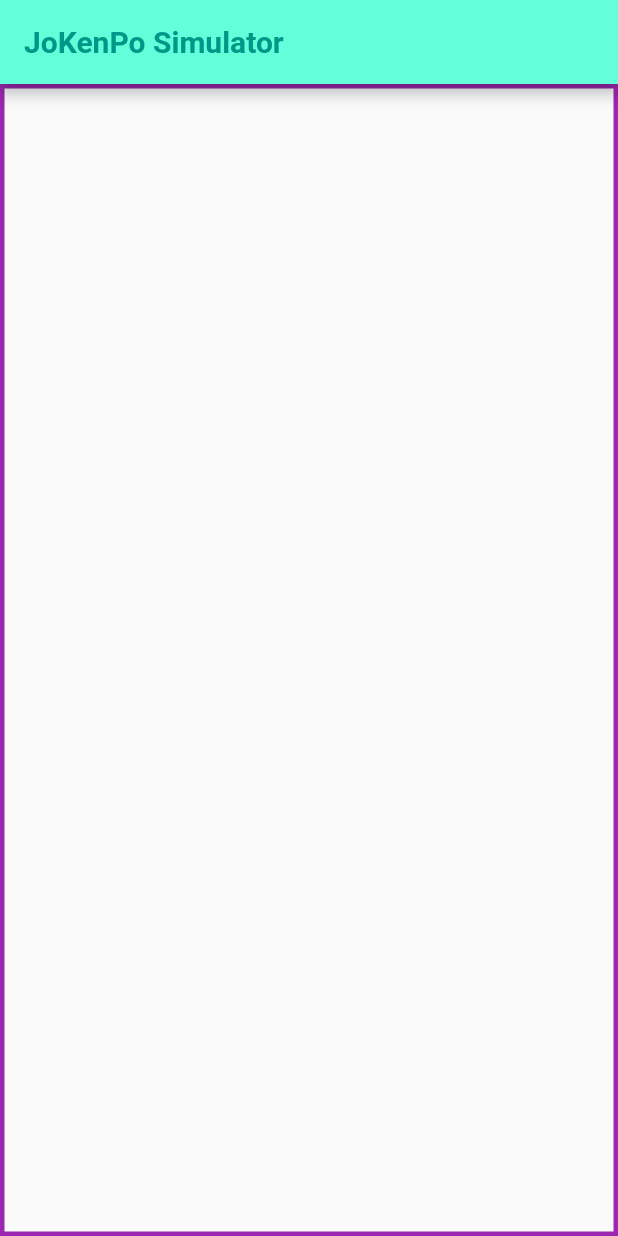
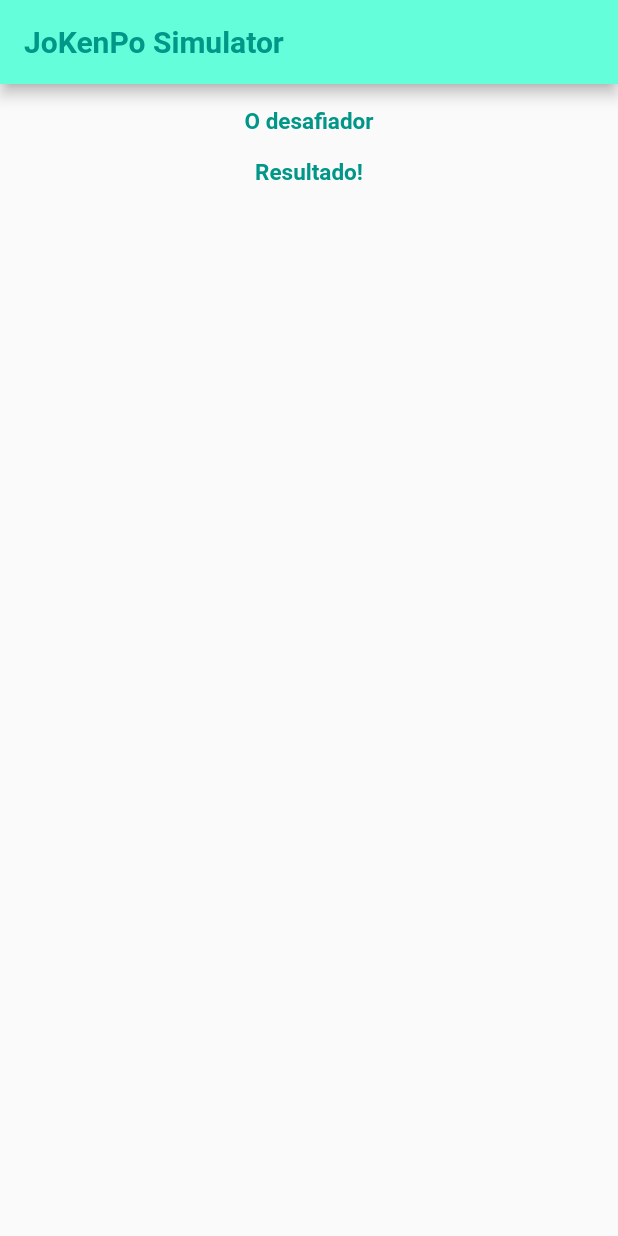
Before and after one commit to GuiQRSM/JoKenPo-Simulator, a Flutter app: the screen it shows after launch, on a phone screen of 412 x 824 dp. Run offline on Flutter 3.47's test engine with Material 2 defaults, Android fonts, the phone set to English and light mode, and no system bars.

Commit message:
Pre casts the scope of the interface on Scaffold attributes.

```diff
--- a/lib/GameJKP.dart
+++ b/lib/GameJKP.dart
@@ -1,3 +1,4 @@
+import 'package:flutter/cupertino.dart';
 import 'package:flutter/material.dart';
 
 class Gamejkp extends StatefulWidget {
@@ -8,6 +9,9 @@ class Gamejkp extends StatefulWidget {
 }
 
 class _GamejkpState extends State<Gamejkp> {
+
+  var _text = "Resultado!";
+
   @override
   Widget build(BuildContext context) {
     return Scaffold(
@@ -20,9 +24,37 @@ class _GamejkpState extends State<Gamejkp> {
         ),),
         backgroundColor: Colors.tealAccent,
       ),
-      body: Container(
-        decoration: BoxDecoration(border: Border.all(width: 3, color: Colors.purple)),
-        width: double.infinity,
+      body: Column(
+        mainAxisAlignment: MainAxisAlignment.start,
+        children: <Widget>[
+          Padding(
+            padding: EdgeInsets.all(16),
+            child:Text(
+                "O desafiador",
+            style: TextStyle(
+            fontSize: 15,
+            color: Colors.teal,
+            fontWeight: FontWeight.w700,
+             ),
+            ),
+          ),
+          //Image.asset(),
+          Text(
+              "$_text",
+          style: TextStyle(
+            fontSize: 15,
+            color: Colors.teal,
+            fontWeight: FontWeight.w700,
+           ),
+          ),
+          Row(
+            children: <Widget>[
+              //Image.asset(),
+              //Image.asset(),
+              //Image.asset(),
+            ],
+          )
+        ],
       ),
     );
   }
```
